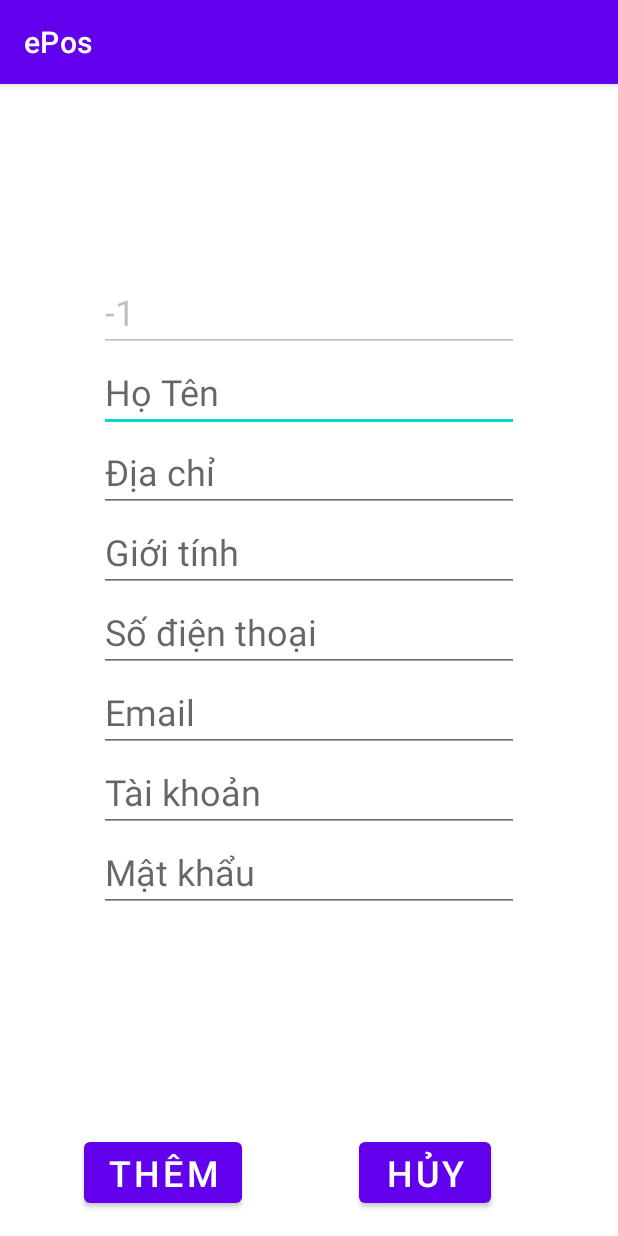
After one commit to thanhan671/ePos, an Android app: the add_admin_ac screen opened directly, with no data from a screen before it, on a phone screen of 412 x 824 dp. The commit adds this screen. Run offline under Robolectric (Android 15) with nearby library versions, the phone set to English and light mode, and no system bars; our stand-ins replace Firebase (no records; nobody signed in at launch, a user with empty details on screens opened directly).

Commit message:
Quản trị tài khoản 27/11.

```diff
--- /dev/null
+++ b/app/src/main/java/com/thanhan/epos/add_admin_ac.java
@@ -0,0 +1,87 @@
+package com.thanhan.epos;
+
+import androidx.appcompat.app.AppCompatActivity;
+
+import android.content.Intent;
+import android.os.Bundle;
+import android.util.Log;
+import android.view.View;
+import android.widget.Button;
+import android.widget.EditText;
+import android.widget.Toast;
+
+import com.google.firebase.database.DatabaseReference;
+import com.google.firebase.database.FirebaseDatabase;
+
+public class add_admin_ac extends AppCompatActivity {
+
+    EditText id,name,gender,email,address,mobile,username,password;
+    Button add,cancel;
+    Integer i_id;
+
+    @Override
+    protected void onCreate(Bundle savedInstanceState) {
+        super.onCreate(savedInstanceState);
+        setContentView(R.layout.activity_add_admin);
+        matching();
+        Intent intent = getIntent();
+        i_id=intent.getIntExtra("ID",-1);
+        id.setEnabled(false);
+        id.setText(String.valueOf(i_id));
+
+        add.setOnClickListener(new View.OnClickListener() {
+            @Override
+            public void onClick(View view) {
+                try {
+                    String sid = id.getText().toString().trim();
+                    String sname = name.getText().toString().trim();
+                    String saddress = address.getText().toString().trim();
+                    String sgender = gender.getText().toString().trim();
+                    String smobile = mobile.getText().toString().trim();
+                    String semail = email.getText().toString().trim();
+                    String susername = username.getText().toString().trim();
+                    String spassword = password.getText().toString().trim();
+
+
+                    FirebaseDatabase database = FirebaseDatabase.getInstance();
+                    DatabaseReference reference = database.getReference("NhanVien");
+
+                    reference.child(sid).child("name").setValue(sname);
+                    reference.child(sid).child("address").setValue(saddress);
+                    reference.child(sid).child("gender").setValue(sgender);
+                    reference.child(sid).child("mobile").setValue(smobile);
+                    reference.child(sid).child("email").setValue(semail);
+                    reference.child(sid).child("username").setValue(susername);
+                    reference.child(sid).child("matkhau").setValue(spassword);
+                    Toast.makeText(getApplicationContext(), "Thêm thành công tài khoản" + sid, Toast.LENGTH_LONG).show();
+                    finish();
+                }catch (Exception e){
+                    Log.d("Error add",e.toString());
+                }
+
+
+            }
+        });
+    }
+
+    private void matching() {
+
+        id = (EditText) findViewById(R.id.et_ac_id);
+        name = (EditText) findViewById(R.id.et_ac_name);
+        gender = (EditText) findViewById(R.id.et_ac_gender);
+        email = (EditText) findViewById(R.id.et_ac_email);
+        address = (EditText) findViewById(R.id.et_ac_adress);
+        mobile = (EditText) findViewById(R.id.et_ac_mobile);
+        username = (EditText) findViewById(R.id.et_ac_username);
+        password = (EditText) findViewById(R.id.et_ac_password);
+        add = (Button) findViewById(R.id.btn_ac_add);
+        cancel = (Button)  findViewById(R.id.btn_ac_cancel);
+        cancel.setOnClickListener(new View.OnClickListener() {
+            @Override
+            public void onClick(View view) {
+                finish();
+            }
+        });
+
+    }
+}
--- /dev/null
+++ b/app/src/main/res/layout/activity_add_admin.xml
@@ -0,0 +1,121 @@
+<?xml version="1.0" encoding="utf-8"?>
+<androidx.constraintlayout.widget.ConstraintLayout xmlns:android="http://schemas.android.com/apk/res/android"
+    xmlns:app="http://schemas.android.com/apk/res-auto"
+    xmlns:tools="http://schemas.android.com/tools"
+    android:layout_width="match_parent"
+    android:layout_height="match_parent"
+    tools:context=".add_admin_ac">
+
+    <Button
+        android:id="@+id/btn_ac_cancel"
+        android:layout_width="wrap_content"
+        android:layout_height="wrap_content"
+        android:layout_marginStart="78dp"
+        android:layout_marginEnd="86dp"
+        android:layout_marginBottom="16dp"
+        android:text="HỦY"
+        android:textSize="24sp"
+        app:layout_constraintBottom_toBottomOf="parent"
+        app:layout_constraintEnd_toEndOf="parent"
+        app:layout_constraintHorizontal_bias="0.0"
+        app:layout_constraintStart_toEndOf="@+id/btn_ac_add" />
+
+    <Button
+        android:id="@+id/btn_ac_add"
+        android:layout_width="wrap_content"
+        android:layout_height="wrap_content"
+        android:layout_marginStart="56dp"
+        android:layout_marginBottom="16dp"
+        android:text="Thêm"
+        android:textSize="24sp"
+        app:layout_constraintBottom_toBottomOf="parent"
+        app:layout_constraintStart_toStartOf="parent" />
+
+    <ScrollView
+        android:id="@+id/scrollView2"
+        android:layout_width="280dp"
+        android:layout_height="518dp"
+        app:layout_constraintBottom_toBottomOf="parent"
+        app:layout_constraintEnd_toEndOf="parent"
+        app:layout_constraintStart_toStartOf="parent"
+        app:layout_constraintTop_toTopOf="parent">
+
+        <LinearLayout
+            android:layout_width="match_parent"
+            android:layout_height="wrap_content"
+            android:orientation="vertical">
+
+            <EditText
+                android:id="@+id/et_ac_id"
+                android:layout_width="match_parent"
+                android:layout_height="wrap_content"
+                android:ems="10"
+                android:hint="ID"
+                android:inputType="textPersonName"
+                android:textSize="24sp" />
+
+            <EditText
+                android:id="@+id/et_ac_name"
+                android:layout_width="match_parent"
+                android:layout_height="wrap_content"
+                android:ems="10"
+                android:hint="Họ Tên"
+                android:inputType="textPersonName"
+                android:textSize="24sp" />
+
+            <EditText
+                android:id="@+id/et_ac_adress"
+                android:layout_width="match_parent"
+                android:layout_height="wrap_content"
+                android:ems="10"
+                android:hint="Địa chỉ"
+                android:inputType="textPersonName"
+                android:textSize="24sp" />
+
+            <EditText
+                android:id="@+id/et_ac_gender"
+                android:layout_width="match_parent"
+                android:layout_height="wrap_content"
+                android:ems="10"
+                android:hint="Giới tính"
+                android:inputType="textPersonName"
+                android:textSize="24sp" />
+
+            <EditText
+                android:id="@+id/et_ac_mobile"
+                android:layout_width="match_parent"
+                android:layout_height="wrap_content"
+                android:ems="10"
+                android:hint="Số điện thoại"
+                android:inputType="phone"
+                android:textSize="24sp" />
+
+            <EditText
+                android:id="@+id/et_ac_email"
+                android:layout_width="match_parent"
+                android:layout_height="wrap_content"
+                android:ems="10"
+                android:hint="Email"
+                android:inputType="textWebEmailAddress"
+                android:textSize="24sp" />
+
+            <EditText
+                android:id="@+id/et_ac_username"
+                android:layout_width="match_parent"
+                android:layout_height="wrap_content"
+                android:ems="10"
+                android:hint="Tài khoản"
+                android:inputType="textPersonName"
+                android:textSize="24sp" />
+
+            <EditText
+                android:id="@+id/et_ac_password"
+                android:layout_width="match_parent"
+                android:layout_height="wrap_content"
+                android:ems="10"
+                android:hint="Mật khẩu"
+                android:inputType="textPersonName"
+                android:textSize="24sp" />
+        </LinearLayout>
+    </ScrollView>
+</androidx.constraintlayout.widget.ConstraintLayout>
```
Also changed, not shown: app/src/main/AndroidManifest.xml (+7 -1 lines), app/src/main/java/com/thanhan/epos/AdminAC.java (added, +104 -0 lines), app/src/main/java/com/thanhan/epos/Admin_MainActivity.java (+10 -1 lines), app/src/main/res/layout/activity_admin.xml (added, +44 -0 lines), app/src/main/res/menu/main_menuac.xml (added, +10 -0 lines).
